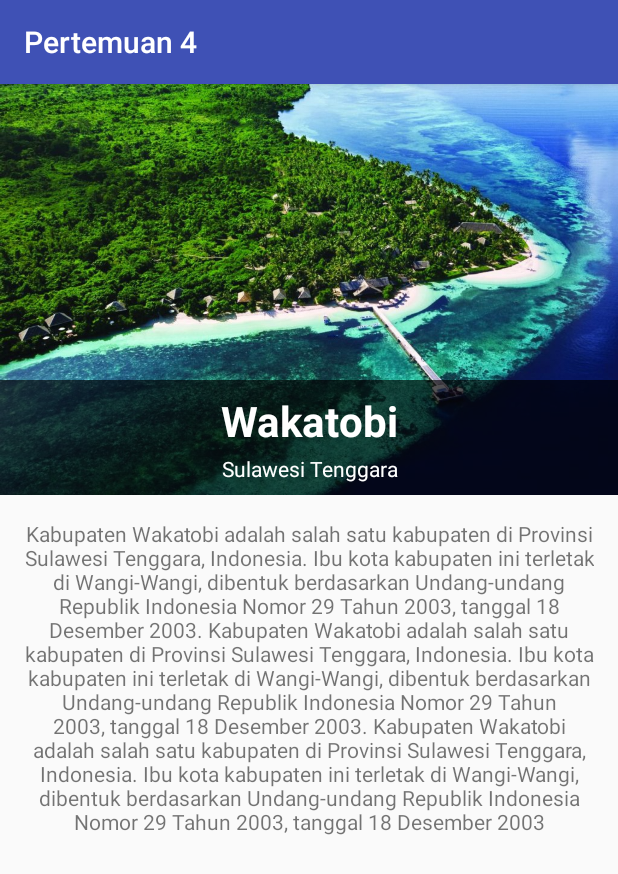
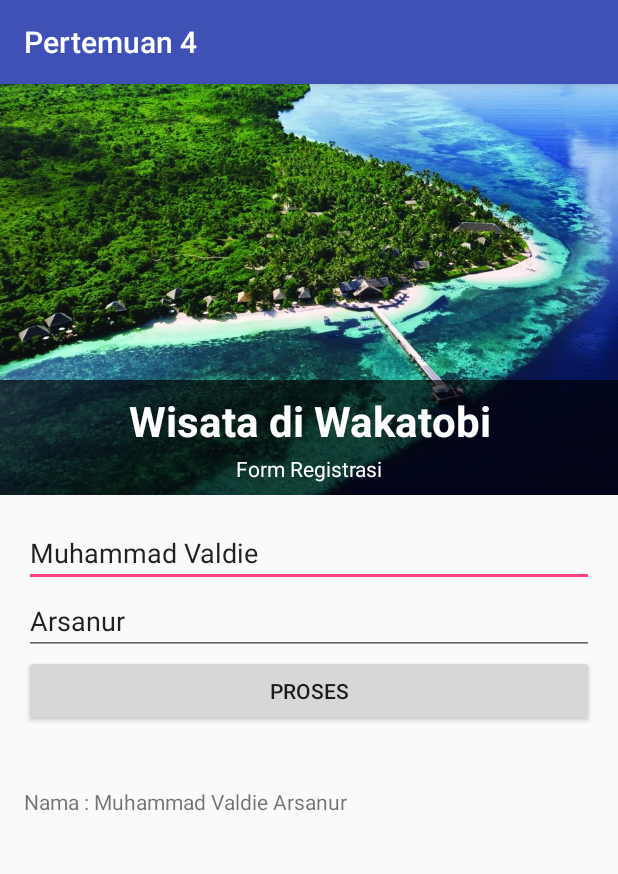
Before and after one commit to valdiearsanur/AlterAndroidStudio1-P4, an Android app: the screen it shows after launch (MainActivity), on a phone screen of 412 x 824 dp. Shown: the top 874 px of the screen. Run offline under Robolectric (Android 15) with nearby library versions, the phone set to English and light mode, and no system bars.

```diff
--- a/app/build.gradle
+++ b/app/build.gradle
@@ -25,5 +25,6 @@ dependencies {
         exclude group: 'com.android.support', module: 'support-annotations'
     })
     compile 'com.android.support:appcompat-v7:24.2.1'
+    compile 'com.android.support:design:24.2.1'
     testCompile 'junit:junit:4.12'
 }
--- a/app/src/main/res/layout/activity_main.xml
+++ b/app/src/main/res/layout/activity_main.xml
@@ -34,7 +34,7 @@
                 <TextView
                     android:layout_width="match_parent"
                     android:layout_height="wrap_content"
-                    android:text="Wakatobi"
+                    android:text="Wisata di Wakatobi"
                     android:gravity="center"
                     android:textSize="28sp"
                     android:textStyle="bold"
@@ -42,7 +42,7 @@
                 <TextView
                     android:layout_width="match_parent"
                     android:layout_height="wrap_content"
-                    android:text="Sulawesi Tenggara"
+                    android:text="Form Registrasi"
                     android:gravity="center"
                     android:textSize="14sp"
                     android:textStyle="normal"
@@ -55,14 +55,40 @@
             android:layout_height="wrap_content"
             android:orientation="vertical"
             android:padding="16dp"
-            android:layout_below="@id/fr_image">
+            android:layout_below="@id/fr_image"
+            android:weightSum="1">
+
+            <EditText
+                android:layout_width="match_parent"
+                android:layout_height="wrap_content"
+                android:inputType="textPersonName"
+                android:ems="10"
+                android:text="Muhammad Valdie"
+                android:id="@+id/editText"
+                android:hint="Nama Depan" />
+
+            <EditText
+                android:text="Arsanur"
+                android:layout_width="match_parent"
+                android:layout_height="wrap_content"
+                android:inputType="textPersonName"
+                android:ems="10"
+                android:id="@+id/editText2"
+                android:hint="Nama Belakang" />
+
+            <Button
+                android:text="Proses"
+                android:layout_width="match_parent"
+                android:layout_height="wrap_content"
+                android:id="@+id/button2" />
 
             <TextView
+                android:layout_marginTop="40dp"
+                android:text="Nama : Muhammad Valdie Arsanur"
                 android:layout_width="match_parent"
                 android:layout_height="wrap_content"
-                android:text="Kabupaten Wakatobi adalah salah satu kabupaten di Provinsi Sulawesi Tenggara, Indonesia. Ibu kota kabupaten ini terletak di Wangi-Wangi, dibentuk berdasarkan Undang-undang Republik Indonesia Nomor 29 Tahun 2003, tanggal 18 Desember 2003. Kabupaten Wakatobi adalah salah satu kabupaten di Provinsi Sulawesi Tenggara, Indonesia. Ibu kota kabupaten ini terletak di Wangi-Wangi, dibentuk berdasarkan Undang-undang Republik Indonesia Nomor 29 Tahun 2003, tanggal 18 Desember 2003. Kabupaten Wakatobi adalah salah satu kabupaten di Provinsi Sulawesi Tenggara, Indonesia. Ibu kota kabupaten ini terletak di Wangi-Wangi, dibentuk berdasarkan Undang-undang Republik Indonesia Nomor 29 Tahun 2003, tanggal 18 Desember 2003"
-                android:gravity="center"
-                android:layout_gravity="center"/>
+                android:id="@+id/textView1" />
+
         </LinearLayout>
     </RelativeLayout>
 </ScrollView>
--- a/app/src/main/res/values/dimens.xml
+++ b/app/src/main/res/values/dimens.xml
@@ -2,4 +2,7 @@
     <!-- Default screen margins, per the Android Design guidelines. -->
     <dimen name="activity_horizontal_margin">0dp</dimen>
     <dimen name="activity_vertical_margin">0dp</dimen>
+    <dimen name="app_bar_height">180dp</dimen>
+    <dimen name="fab_margin">16dp</dimen>
+    <dimen name="text_margin">16dp</dimen>
 </resources>
--- a/build.gradle
+++ b/build.gradle
@@ -5,7 +5,7 @@ buildscript {
         jcenter()
     }
     dependencies {
-        classpath 'com.android.tools.build:gradle:2.2.0'
+        classpath 'com.android.tools.build:gradle:2.2.1'
 
         // NOTE: Do not place your application dependencies here; they belong
         // in the individual module build.gradle files
```
Also changed, not shown: app/src/main/res/values-v21/styles.xml (added, +9 -0 lines), app/src/main/res/values/styles.xml (+9 -0 lines).
